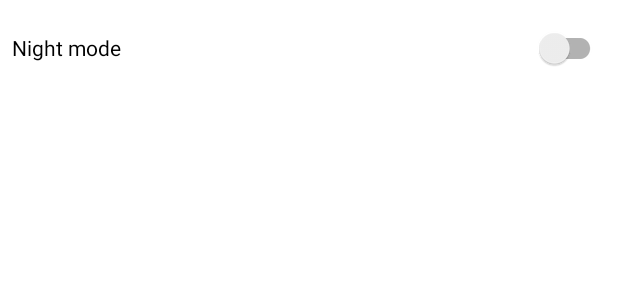
After one commit to TheVer4/WallpaperCatalog, an Android app: the layout fragment_settings.xml on its own in the app's theme, with its tools: preview values and no code run, on a phone screen of 412 x 824 dp. The commit adds this screen. Shown: the top 300 px of the screen. Run offline under Robolectric (Android 15) with nearby library versions, the phone set to English and light mode, and no system bars.

Commit message:
Added settings, toolbar and something else

```diff
--- a/app/src/main/java/com/example/wallpapercatalog/di/AppComponent.kt
+++ b/app/src/main/java/com/example/wallpapercatalog/di/AppComponent.kt
@@ -4,6 +4,7 @@ import com.example.wallpapercatalog.MainActivity
 import com.example.wallpapercatalog.ui.adapters.WallpaperGridAdapter
 import com.example.wallpapercatalog.ui.fragments.ImagePreviewFragment
 import com.example.wallpapercatalog.ui.fragments.MainGridFragment
+import com.example.wallpapercatalog.ui.fragments.SettingsFragment
 import com.example.wallpapercatalog.ui.fragments.ThemeGridFragment
 import dagger.Component
 import javax.inject.Singleton
@@ -15,8 +16,9 @@ interface AppComponent {
     fun inject(activity: MainActivity)
     fun inject(fragment: MainGridFragment)
     fun inject(fragment: ThemeGridFragment)
+    fun inject(fragment: ImagePreviewFragment)
+    fun inject(fragment: SettingsFragment)
     fun inject(adapter: WallpaperGridAdapter)
-    fun inject(fragment: ImagePreviewFragment)
     fun inject(viewHolder: WallpaperGridAdapter.ThemePreviewViewHolder)
     fun inject(viewHolder: WallpaperGridAdapter.WallpaperDetailViewHolder)
 
--- a/app/src/main/java/com/example/wallpapercatalog/ui/fragments/MainGridFragment.kt
+++ b/app/src/main/java/com/example/wallpapercatalog/ui/fragments/MainGridFragment.kt
@@ -9,6 +9,7 @@ import androidx.fragment.app.Fragment
 import androidx.fragment.app.viewModels
 import androidx.navigation.fragment.findNavController
 import androidx.recyclerview.widget.GridLayoutManager
+import com.example.wallpapercatalog.R
 import com.example.wallpapercatalog.databinding.FragmentMainGridBinding
 import com.example.wallpapercatalog.di.ViewModelFactory
 import com.example.wallpapercatalog.di.appComponent
@@ -60,7 +61,8 @@ class MainGridFragment : Fragment() {
 
         adapter.setOnItemClickListener { _, holder ->
             holder.item?.id?.let {
-                MainGridFragmentDirections.actionMainGridFragmentToThemeGridFragment(it).also { navDir ->
+                MainGridFragmentDirections.actionMainGridFragmentToThemeGridFragment(it, holder.item?.title ?: getString(
+                                    R.string.details_default_header)).also { navDir ->
                     findNavController().navigate(navDir)
                 }
             }
--- a/app/src/main/java/com/example/wallpapercatalog/ui/viewModels/ActivityViewModel.kt
+++ b/app/src/main/java/com/example/wallpapercatalog/ui/viewModels/ActivityViewModel.kt
@@ -10,9 +10,14 @@ class ActivityViewModel @Inject constructor(
 ) : ViewModel() {
 
     val progressBarVisibility = MutableLiveData<Int>()
+    val appTheme = MutableLiveData<Int>()
 
     fun showProgressBar(isRequired: Boolean) {
         progressBarVisibility.postValue(if(isRequired) View.VISIBLE else View.GONE)
     }
 
+    fun switchAppTheme(themeId: Int) {
+        appTheme.postValue(themeId)
+    }
+
 }
--- /dev/null
+++ b/app/src/main/res/drawable/ic_baseline_settings_24.xml
@@ -0,0 +1,5 @@
+<vector android:height="24dp" android:tint="#FFFFFF"
+    android:viewportHeight="24" android:viewportWidth="24"
+    android:width="24dp" xmlns:android="http://schemas.android.com/apk/res/android">
+    <path android:fillColor="@android:color/white" android:pathData="M19.14,12.94c0.04,-0.3 0.06,-0.61 0.06,-0.94c0,-0.32 -0.02,-0.64 -0.07,-0.94l2.03,-1.58c0.18,-0.14 0.23,-0.41 0.12,-0.61l-1.92,-3.32c-0.12,-0.22 -0.37,-0.29 -0.59,-0.22l-2.39,0.96c-0.5,-0.38 -1.03,-0.7 -1.62,-0.94L14.4,2.81c-0.04,-0.24 -0.24,-0.41 -0.48,-0.41h-3.84c-0.24,0 -0.43,0.17 -0.47,0.41L9.25,5.35C8.66,5.59 8.12,5.92 7.63,6.29L5.24,5.33c-0.22,-0.08 -0.47,0 -0.59,0.22L2.74,8.87C2.62,9.08 2.66,9.34 2.86,9.48l2.03,1.58C4.84,11.36 4.8,11.69 4.8,12s0.02,0.64 0.07,0.94l-2.03,1.58c-0.18,0.14 -0.23,0.41 -0.12,0.61l1.92,3.32c0.12,0.22 0.37,0.29 0.59,0.22l2.39,-0.96c0.5,0.38 1.03,0.7 1.62,0.94l0.36,2.54c0.05,0.24 0.24,0.41 0.48,0.41h3.84c0.24,0 0.44,-0.17 0.47,-0.41l0.36,-2.54c0.59,-0.24 1.13,-0.56 1.62,-0.94l2.39,0.96c0.22,0.08 0.47,0 0.59,-0.22l1.92,-3.32c0.12,-0.22 0.07,-0.47 -0.12,-0.61L19.14,12.94zM12,15.6c-1.98,0 -3.6,-1.62 -3.6,-3.6s1.62,-3.6 3.6,-3.6s3.6,1.62 3.6,3.6S13.98,15.6 12,15.6z"/>
+</vector>
--- /dev/null
+++ b/app/src/main/res/layout/fragment_settings.xml
@@ -0,0 +1,18 @@
+<?xml version="1.0" encoding="utf-8"?>
+<androidx.constraintlayout.widget.ConstraintLayout xmlns:android="http://schemas.android.com/apk/res/android"
+    xmlns:tools="http://schemas.android.com/tools"
+    android:layout_width="match_parent"
+    android:layout_height="match_parent"
+    xmlns:app="http://schemas.android.com/apk/res-auto"
+    tools:context=".ui.fragments.SettingsFragment">
+
+    <androidx.appcompat.widget.SwitchCompat
+        android:id="@+id/themeSwitch"
+        android:layout_width="match_parent"
+        android:layout_height="wrap_content"
+        android:layout_margin="8dp"
+        android:text="@string/night_mode_switch"
+        app:layout_constraintStart_toStartOf="parent"
+        app:layout_constraintTop_toTopOf="parent" />
+
+</androidx.constraintlayout.widget.ConstraintLayout>
--- a/app/src/main/res/values-night/themes.xml
+++ b/app/src/main/res/values-night/themes.xml
@@ -1,6 +1,6 @@
 <resources xmlns:tools="http://schemas.android.com/tools">
     <!-- Base application theme. -->
-    <style name="Theme.WallpaperCatalog" parent="Theme.MaterialComponents.DayNight.DarkActionBar">
+    <style name="Theme.WallpaperCatalog" parent="Theme.MaterialComponents.DayNight.NoActionBar">
         <!-- Primary brand color. -->
         <item name="colorPrimary">@color/purple_200</item>
         <item name="colorPrimaryVariant">@color/purple_700</item>
--- a/app/src/main/res/values/strings.xml
+++ b/app/src/main/res/values/strings.xml
@@ -3,4 +3,9 @@
     <!-- TODO: Remove or change this placeholder text -->
     <string name="hello_blank_fragment">Hello blank fragment</string>
     <string name="set_wallpaper">Set wallpaper</string>
+    <string name="details_default_header">More in thematic</string>
+    <string name="image_preview_label">Image preview</string>
+    <string name="settings_label">Settings</string>
+    <string name="main_fragment_label">All thematics</string>
+    <string name="night_mode_switch">Night mode</string>
 </resources>
--- a/app/src/main/res/values/themes.xml
+++ b/app/src/main/res/values/themes.xml
@@ -1,6 +1,6 @@
 <resources xmlns:tools="http://schemas.android.com/tools">
     <!-- Base application theme. -->
-    <style name="Theme.WallpaperCatalog" parent="Theme.MaterialComponents.DayNight.DarkActionBar">
+    <style name="Theme.WallpaperCatalog" parent="Theme.MaterialComponents.DayNight.NoActionBar">
         <!-- Primary brand color. -->
         <item name="colorPrimary">@color/purple_500</item>
         <item name="colorPrimaryVariant">@color/purple_700</item>
```
Also changed, not shown: app/src/main/java/com/example/wallpapercatalog/MainActivity.kt (+42 -3 lines), app/src/main/java/com/example/wallpapercatalog/ui/fragments/SettingsFragment.kt (added, +52 -0 lines), app/src/main/res/layout/activity_main.xml (+15 -4 lines), app/src/main/res/menu/options_menu.xml (added, +12 -0 lines), app/src/main/res/navigation/main_graph.xml (+13 -5 lines).
